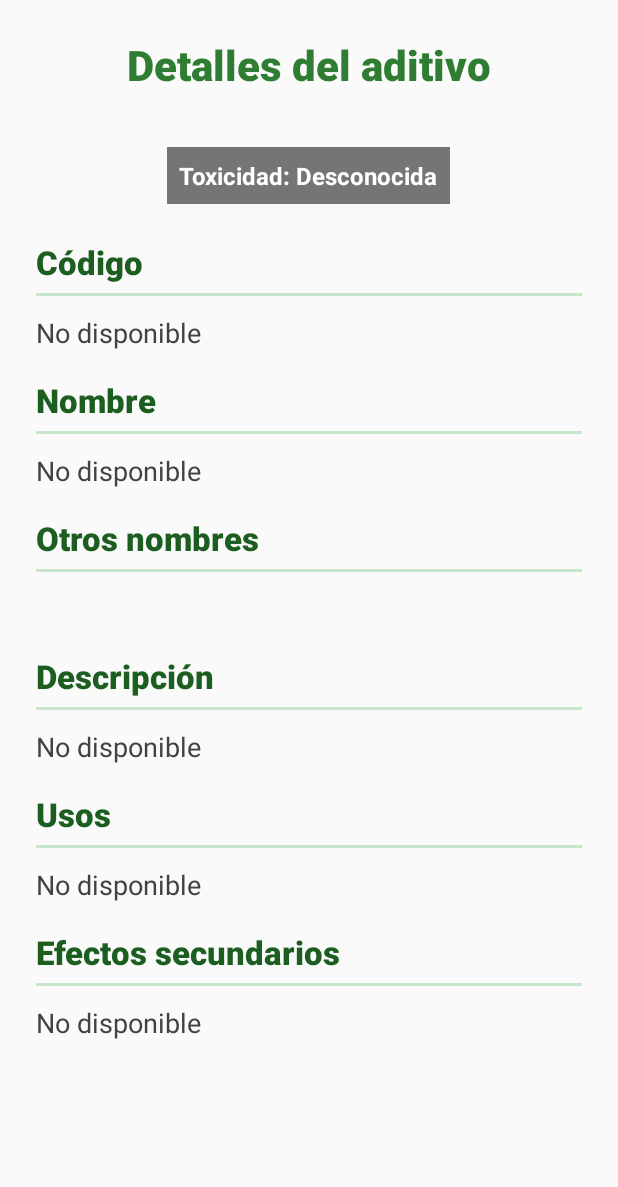
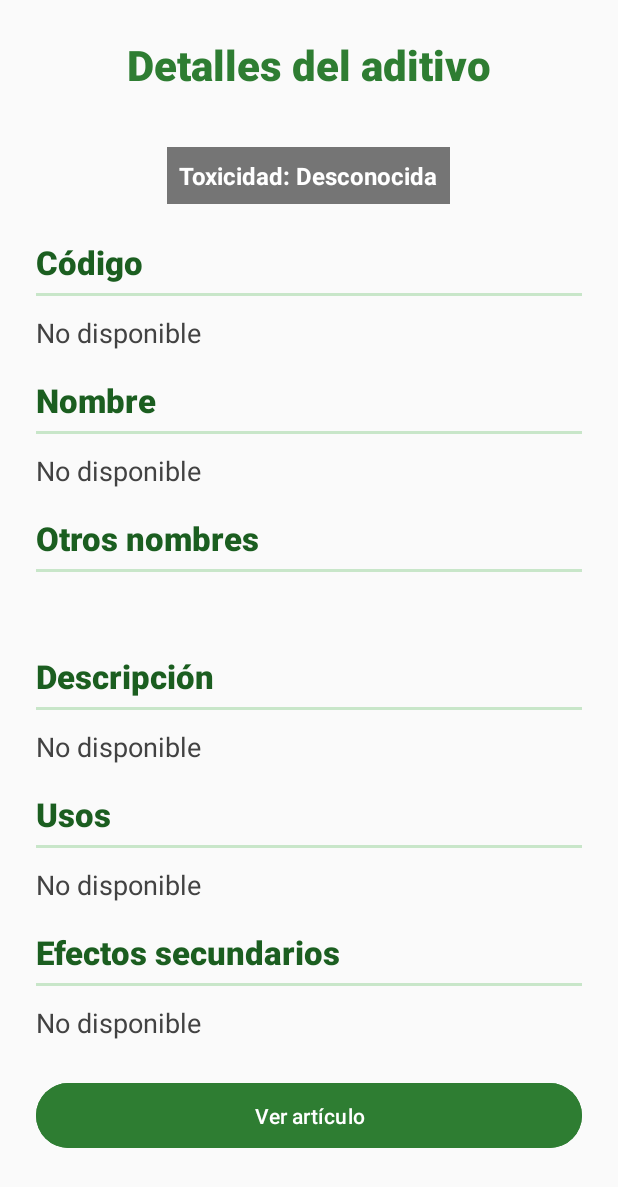
Before and after one commit to adamff-dev/aditivos-alimentarios-app, an Android app built with Jetpack Compose: the DetailsActivity screen opened directly, with no data from a screen before it, on a phone screen of 412 x 824 dp. Shown: the top 1187 px of the screen. Run offline under Robolectric (Android 15) with nearby library versions, the phone set to English and light mode, and no system bars.

Commit message:
Add button to view additive article

```diff
--- a/app/src/main/java/com/addev/aditivosalimentarios/DetailsActivity.kt
+++ b/app/src/main/java/com/addev/aditivosalimentarios/DetailsActivity.kt
@@ -1,14 +1,17 @@
 package com.addev.aditivosalimentarios
 
+import android.content.Intent
 import android.graphics.Color
+import android.net.Uri
 import android.os.Bundle
+import android.widget.Button
 import android.widget.TextView
 import androidx.appcompat.app.AppCompatActivity
 import com.addev.aditivosalimentarios.model.AltName
 
 class DetailsActivity : AppCompatActivity() {
 
-
+    private val ADITIVOS_ALIMENTARIOS_WEBSITE = "https://www.aditivos-alimentarios.com/2016/01/"
 
     private fun formatParagraphs(text: String?): String {
         if (text.isNullOrBlank()) return "No disponible"
@@ -46,5 +49,16 @@ class DetailsActivity : AppCompatActivity() {
             else -> "#757575"
         }
         tvToxicity.setBackgroundColor(Color.parseColor(badgeColor))
+
+        val btnOpenArticle = findViewById<Button>(R.id.btnOpenArticle)
+        btnOpenArticle.setOnClickListener {
+            val codeFormatted = code?.takeIf { it.contains('(') }
+                ?.replaceFirst('(', '-')
+                ?.replace(")", "")
+                ?: code
+
+            val intent = Intent(Intent.ACTION_VIEW, Uri.parse("$ADITIVOS_ALIMENTARIOS_WEBSITE$codeFormatted.html"))
+            startActivity(intent)
+        }
     }
 }
--- a/app/src/main/res/layout/details_activity.xml
+++ b/app/src/main/res/layout/details_activity.xml
@@ -198,5 +198,18 @@
             android:layout_width="match_parent"
             android:layout_height="wrap_content" />
 
+        <Button
+            android:id="@+id/btnOpenArticle"
+            android:text="Ver artículo"
+            android:layout_width="match_parent"
+            android:layout_height="wrap_content"
+            android:layout_marginTop="24dp"
+            android:backgroundTint="#2E7D32"
+            android:textColor="@android:color/white"
+            android:textAllCaps="false"
+            android:padding="12dp"
+            android:layout_marginBottom="24dp"
+            android:fontFamily="sans-serif-medium"/>
+
     </LinearLayout>
 </ScrollView>
```
Also changed, not shown: app/src/main/java/com/addev/aditivosalimentarios/adapter/AditivoAdapter.kt (+0 -12 lines).
